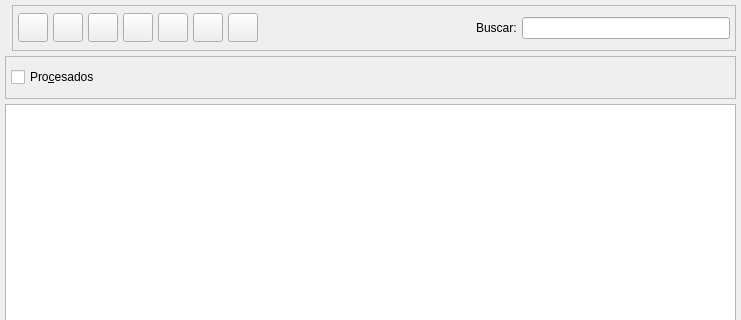
Old version of the form bulmages/bulmafact/src/plugincontratos/contratoslistbase.ui in the repository eboladev/Bulmages-1; both pictures show x 0 to 741 and y 0 to 320 of the 741 by 490 pixel window.
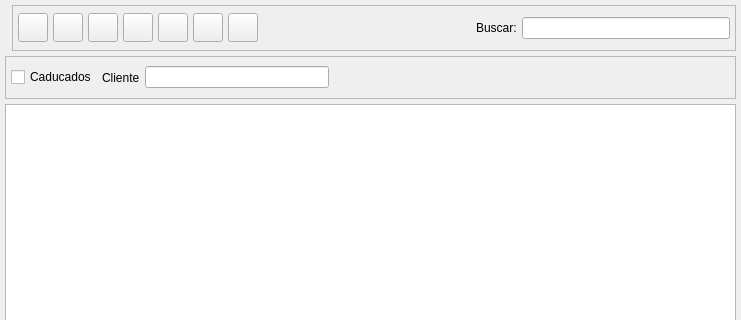
New version of the form. Icons and pictures are not drawn. Custom widgets are drawn as their Qt base class.

Commit message: Termino el plugin de contratos. Se ha modificado un poco la ficha de clientes ya que contenia pestanyas que no se usaban y el plugin quedaba desplazado al haber pestanyas inutiles por enmedio. Agrego archivos README con una sencilla explicacion para los distintos plugins.

Diff of the .ui file:
```diff
--- a/bulmages/bulmafact/src/plugincontratos/contratoslistbase.ui
+++ b/bulmages/bulmafact/src/plugincontratos/contratoslistbase.ui
@@ -296,10 +296,23 @@
       <item>
        <widget class="QCheckBox" name="m_procesados" >
         <property name="text" >
-         <string>Pro&amp;cesados</string>
+         <string>Caducados</string>
         </property>
        </widget>
       </item>
+      <item>
+       <widget class="QLabel" name="label_2" >
+        <property name="text" >
+         <string>Cliente</string>
+        </property>
+        <property name="buddy" >
+         <cstring>mui_idcliente</cstring>
+        </property>
+       </widget>
+      </item>
+      <item>
+       <widget class="BusquedaCliente" name="mui_idcliente" />
+      </item>
       <item>
        <spacer>
         <property name="orientation" >
@@ -310,7 +323,7 @@
         </property>
         <property name="sizeHint" >
          <size>
-          <width>50</width>
+          <width>401</width>
           <height>31</height>
          </size>
         </property>
@@ -331,6 +344,11 @@
    <extends>QTableWidget</extends>
    <header>contratoslist.h</header>
   </customwidget>
+  <customwidget>
+   <class>BusquedaCliente</class>
+   <extends>QLineEdit</extends>
+   <header>busquedacliente.h</header>
+  </customwidget>
  </customwidgets>
  <resources>
   <include location="../../../bulmages.qrc" />
```
Left out of the diff: 2 changed lines with no effect on the pictures. The commit also changes 16 other files.
